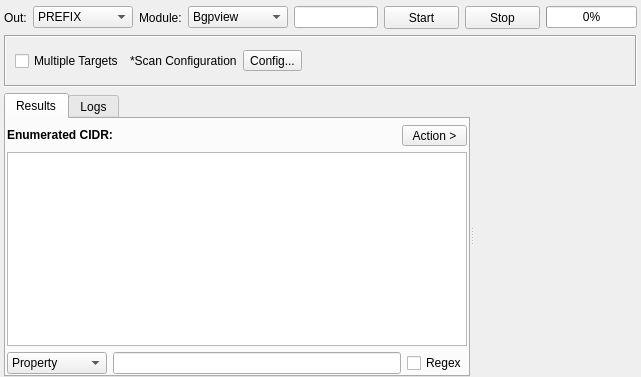
Old version of the form sub3suite/src/enums/cidr/CidrEnum.ui in the repository 3nock/OTE.
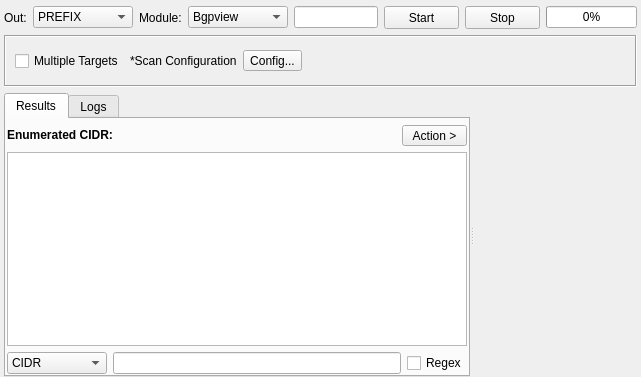
New version of the form. Custom widgets are drawn as their Qt base class.

Patch:
```diff
--- a/sub3suite/src/enums/cidr/CidrEnum.ui
+++ b/sub3suite/src/enums/cidr/CidrEnum.ui
@@ -271,7 +271,7 @@
             </property>
             <item>
              <property name="text">
-              <string>Property</string>
+              <string>CIDR</string>
              </property>
             </item>
             <item>
```
